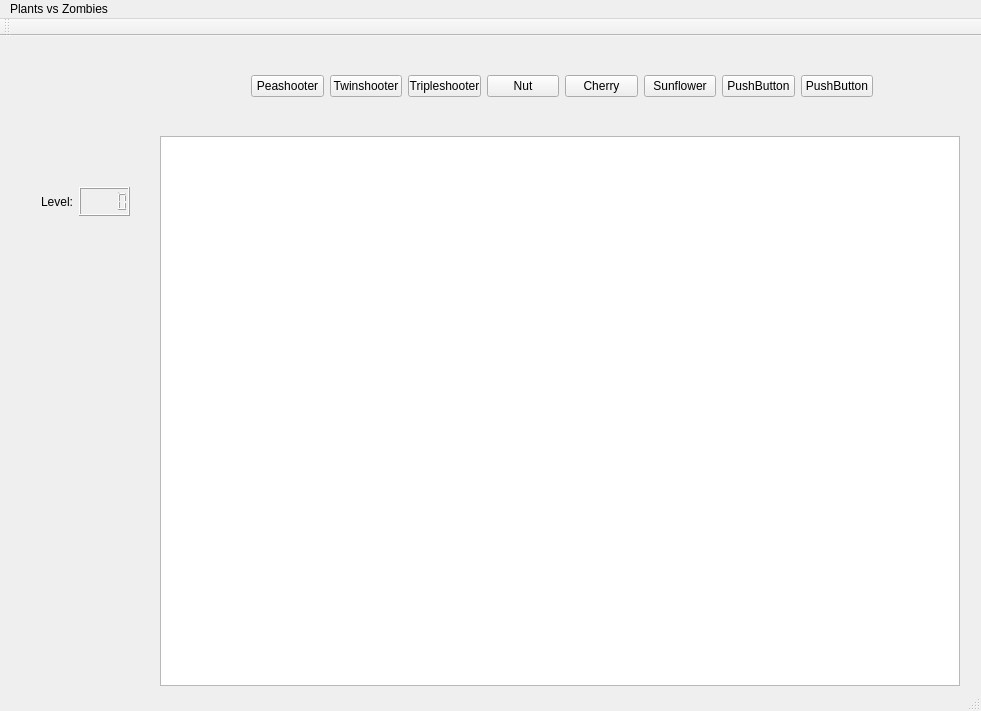
This is mainwindow.ui in kiastu/PvZombies-Clone as Qt 5 draws it before an edit. The edited form follows.
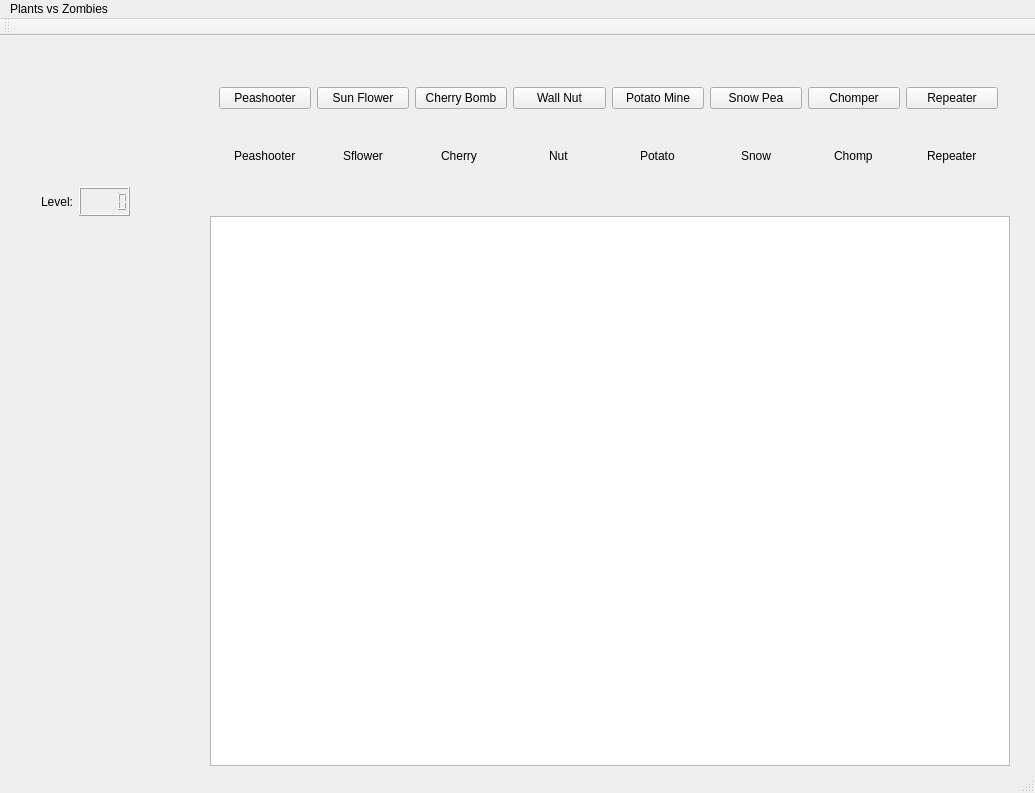
This is the edited form.

```diff
--- a/mainwindow.ui
+++ b/mainwindow.ui
@@ -6,8 +6,8 @@
    <rect>
     <x>0</x>
     <y>0</y>
-    <width>981</width>
-    <height>711</height>
+    <width>1035</width>
+    <height>793</height>
    </rect>
   </property>
   <property name="windowTitle">
@@ -17,8 +17,8 @@
    <widget class="QGraphicsView" name="gameView">
     <property name="geometry">
      <rect>
-      <x>160</x>
-      <y>100</y>
+      <x>210</x>
+      <y>180</y>
       <width>800</width>
       <height>550</height>
      </rect>
@@ -30,74 +30,6 @@
      </sizepolicy>
     </property>
    </widget>
-   <widget class="QWidget" name="horizontalLayoutWidget">
-    <property name="geometry">
-     <rect>
-      <x>240</x>
-      <y>10</y>
-      <width>644</width>
-      <height>80</height>
-     </rect>
-    </property>
-    <layout class="QHBoxLayout" name="horizontalLayout">
-     <item>
-      <widget class="QPushButton" name="seed_1">
-       <property name="text">
-        <string>Peashooter</string>
-       </property>
-      </widget>
-     </item>
-     <item>
-      <widget class="QPushButton" name="seed_2">
-       <property name="text">
-        <string>Twinshooter</string>
-       </property>
-      </widget>
-     </item>
-     <item>
-      <widget class="QPushButton" name="seed_3">
-       <property name="text">
-        <string>Tripleshooter</string>
-       </property>
-      </widget>
-     </item>
-     <item>
-      <widget class="QPushButton" name="seed_4">
-       <property name="text">
-        <string>Nut</string>
-       </property>
-      </widget>
-     </item>
-     <item>
-      <widget class="QPushButton" name="seed_5">
-       <property name="text">
-        <string>Cherry</string>
-       </property>
-      </widget>
-     </item>
-     <item>
-      <widget class="QPushButton" name="seed_6">
-       <property name="text">
-        <string>Sunflower</string>
-       </property>
-      </widget>
-     </item>
-     <item>
-      <widget class="QPushButton" name="seed_7">
-       <property name="text">
-        <string>PushButton</string>
-       </property>
-      </widget>
-     </item>
-     <item>
-      <widget class="QPushButton" name="seed_8">
-       <property name="text">
-        <string>PushButton</string>
-       </property>
-      </widget>
-     </item>
-    </layout>
-   </widget>
    <widget class="QWidget" name="horizontalLayoutWidget_2">
     <property name="geometry">
      <rect>
@@ -130,13 +62,145 @@
      </item>
     </layout>
    </widget>
+   <widget class="QWidget" name="verticalLayoutWidget_2">
+    <property name="geometry">
+     <rect>
+      <x>208</x>
+      <y>40</y>
+      <width>801</width>
+      <height>131</height>
+     </rect>
+    </property>
+    <layout class="QVBoxLayout" name="verticalLayout_2">
+     <item>
+      <layout class="QHBoxLayout" name="horizontalLayout">
+       <item>
+        <widget class="QPushButton" name="seed_1">
+         <property name="text">
+          <string>Peashooter</string>
+         </property>
+        </widget>
+       </item>
+       <item>
+        <widget class="QPushButton" name="seed_2">
+         <property name="text">
+          <string>Sun Flower</string>
+         </property>
+        </widget>
+       </item>
+       <item>
+        <widget class="QPushButton" name="seed_3">
+         <property name="text">
+          <string>Cherry Bomb</string>
+         </property>
+        </widget>
+       </item>
+       <item>
+        <widget class="QPushButton" name="seed_4">
+         <property name="text">
+          <string>Wall Nut</string>
+         </property>
+        </widget>
+       </item>
+       <item>
+        <widget class="QPushButton" name="seed_5">
+         <property name="text">
+          <string>Potato Mine</string>
+         </property>
+        </widget>
+       </item>
+       <item>
+        <widget class="QPushButton" name="seed_6">
+         <property name="text">
+          <string>Snow Pea</string>
+         </property>
+        </widget>
+       </item>
+       <item>
+        <widget class="QPushButton" name="seed_7">
+         <property name="text">
+          <string>Chomper</string>
+         </property>
+        </widget>
+       </item>
+       <item>
+        <widget class="QPushButton" name="seed_8">
+         <property name="text">
+          <string>Repeater</string>
+         </property>
+        </widget>
+       </item>
+      </layout>
+     </item>
+     <item>
+      <layout class="QHBoxLayout" name="horizontalLayout_3">
+       <item alignment="Qt::AlignHCenter">
+        <widget class="QLabel" name="seed_1_label">
+         <property name="text">
+          <string>Peashooter</string>
+         </property>
+        </widget>
+       </item>
+       <item alignment="Qt::AlignHCenter">
+        <widget class="QLabel" name="seed_2_label">
+         <property name="text">
+          <string>Sflower</string>
+         </property>
+        </widget>
+       </item>
+       <item alignment="Qt::AlignHCenter">
+        <widget class="QLabel" name="seed_3_label">
+         <property name="text">
+          <string>Cherry </string>
+         </property>
+        </widget>
+       </item>
+       <item alignment="Qt::AlignHCenter">
+        <widget class="QLabel" name="seed_4_label">
+         <property name="text">
+          <string>Nut</string>
+         </property>
+        </widget>
+       </item>
+       <item alignment="Qt::AlignHCenter">
+        <widget class="QLabel" name="seed_5_label">
+         <property name="text">
+          <string>Potato</string>
+         </property>
+        </widget>
+       </item>
+       <item alignment="Qt::AlignHCenter">
+        <widget class="QLabel" name="seed_6_label">
+         <property name="text">
+          <string>Snow</string>
+         </property>
+        </widget>
+       </item>
+       <item alignment="Qt::AlignHCenter">
+        <widget class="QLabel" name="seed_7_label">
+         <property name="text">
+          <string>Chomp</string>
+         </property>
+        </widget>
+       </item>
+       <item alignment="Qt::AlignHCenter">
+        <widget class="QLabel" name="seed_8_label">
+         <property name="text">
+          <string>Repeater</string>
+         </property>
+        </widget>
+       </item>
+      </layout>
+     </item>
+    </layout>
+   </widget>
   </widget>
   <widget class="QMenuBar" name="menuBar">
    <property name="geometry">
     <rect>
      <x>0</x>
      <y>0</y>
-     <width>981</width>
+     <width>1035</width>
      <height>21</height>
     </rect>
    </property>
```
